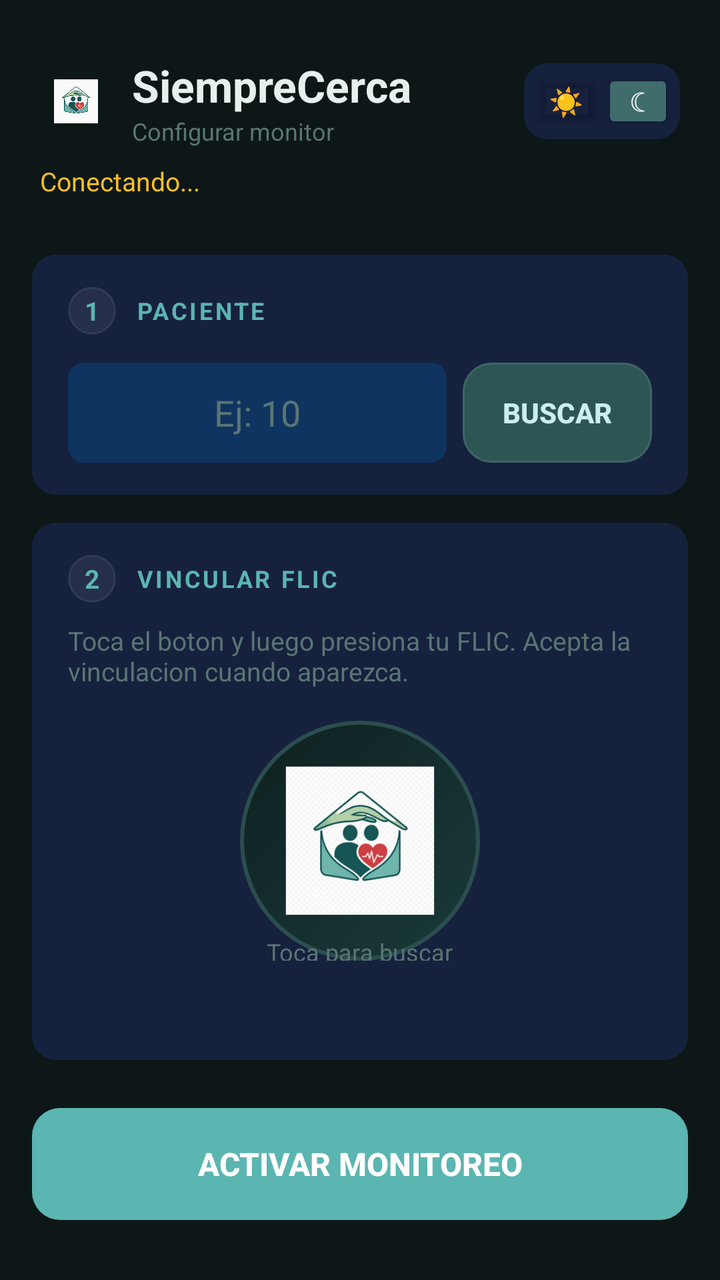
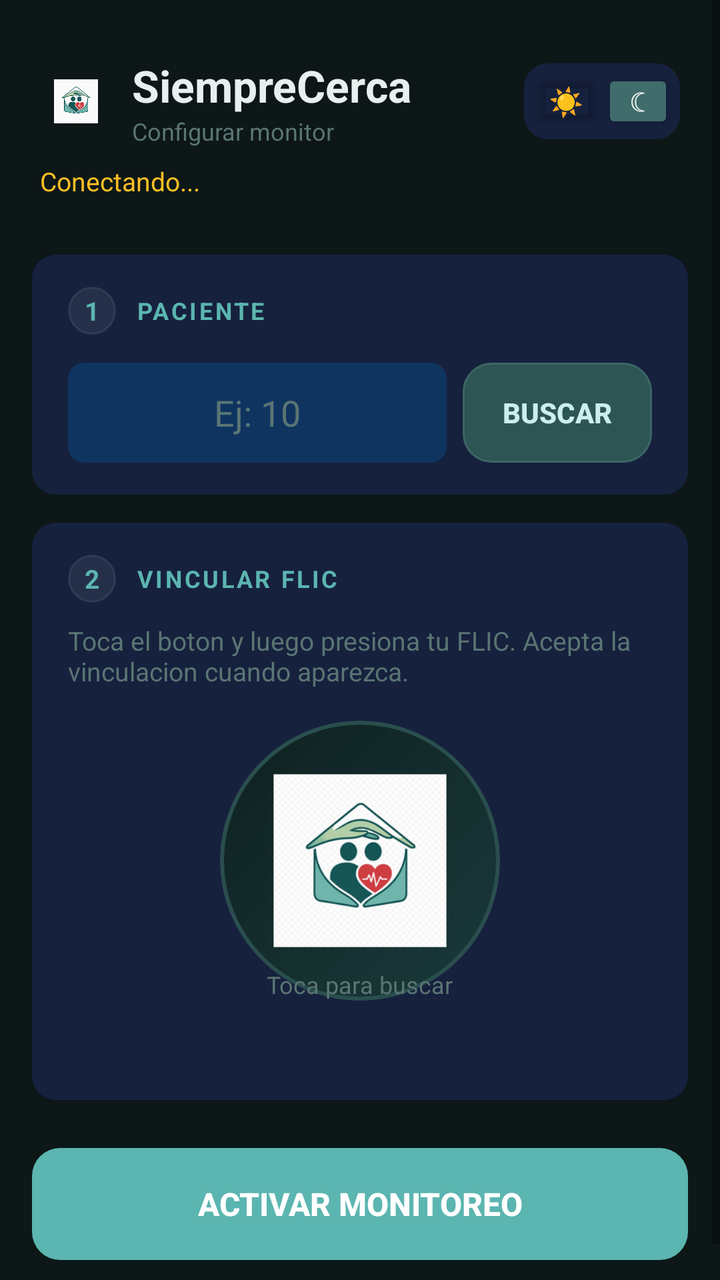

Two renders of the same Android screen: before a commit and after it. Below are the layout's source before the change and the commit's diff.
<!-- AndroidManifest.xml: application theme Theme.SiempreCercaMonitor -->
<!-- res/layout/activity_setup.xml -->
<?xml version="1.0" encoding="utf-8"?>
<ScrollView xmlns:android="http://schemas.android.com/apk/res/android"
    android:id="@+id/setupScroll"
    android:layout_width="match_parent"
    android:layout_height="match_parent"
    android:background="@color/background"
    android:fillViewport="true"
    android:overScrollMode="never">

    <LinearLayout
        android:id="@+id/setupContainer"
        android:layout_width="match_parent"
        android:layout_height="wrap_content"
        android:orientation="vertical"
        android:paddingHorizontal="16dp"
        android:paddingTop="28dp"
        android:paddingBottom="28dp">

        
        <LinearLayout
            android:layout_width="match_parent"
            android:layout_height="wrap_content"
            android:orientation="horizontal"
            android:gravity="center_vertical"
            android:layout_marginBottom="8dp"
            android:paddingHorizontal="4dp">

            <ImageView
                android:id="@+id/ivSetupLogo"
                android:layout_width="36dp"
                android:layout_height="36dp"
                android:src="@mipmap/ic_launcher_foreground"
                android:scaleType="centerCrop"
                android:layout_marginEnd="10dp" />

            <LinearLayout
                android:layout_width="0dp"
                android:layout_weight="1"
                android:layout_height="wrap_content"
                android:orientation="vertical">

                <TextView
                    android:id="@+id/tvSetupTitle"
                    android:layout_width="wrap_content"
                    android:layout_height="wrap_content"
                    android:text="SiempreCerca"
                    android:textSize="22sp"
                    android:textColor="@color/text_primary"
                    android:textStyle="bold" />

                <TextView
                    android:id="@+id/tvSetupSubtitle"
                    android:layout_width="wrap_content"
                    android:layout_height="wrap_content"
                    android:text="Configurar monitor"
                    android:textSize="12sp"
                    android:textColor="@color/text_muted" />
            </LinearLayout>

            
            <LinearLayout
                android:layout_width="wrap_content"
                android:layout_height="wrap_content"
                android:orientation="horizontal"
                android:background="@drawable/card_background"
                android:padding="3dp">

                <Button
                    android:id="@+id/btnSetupThemeLight"
                    android:layout_width="36dp"
                    android:layout_height="32dp"
                    android:text="☀"
                    android:textSize="14sp"
                    android:backgroundTint="@android:color/transparent"
                    android:textColor="@color/text_muted"
                    android:minWidth="0dp"
                    android:minHeight="0dp"
                    android:padding="0dp"
                    android:insetTop="0dp"
                    android:insetBottom="0dp" />

                <Button
                    android:id="@+id/btnSetupThemeDark"
                    android:layout_width="36dp"
                    android:layout_height="32dp"
                    android:text="☾"
                    android:textSize="14sp"
                    android:backgroundTint="@color/primary"
                    android:textColor="@color/text_primary"
                    android:minWidth="0dp"
                    android:minHeight="0dp"
                    android:padding="0dp"
                    android:insetTop="0dp"
                    android:insetBottom="0dp" />
            </LinearLayout>
        </LinearLayout>

        
        <TextView
            android:id="@+id/tvServerStatus"
            android:layout_width="wrap_content"
            android:layout_height="wrap_content"
            android:text="Conectando..."
            android:textSize="13sp"
            android:textColor="@color/warning"
            android:paddingHorizontal="4dp"
            android:layout_marginBottom="28dp" />

        
        <LinearLayout
            android:id="@+id/cardStep1"
            android:layout_width="match_parent"
            android:layout_height="wrap_content"
            android:orientation="vertical"
            android:background="@drawable/card_background"
            android:paddingHorizontal="18dp"
            android:paddingVertical="16dp"
            android:layout_marginBottom="14dp">

            <LinearLayout
                android:layout_width="match_parent"
                android:layout_height="wrap_content"
                android:orientation="horizontal"
                android:gravity="center_vertical"
                android:layout_marginBottom="14dp">

                <TextView
                    android:layout_width="24dp"
                    android:layout_height="24dp"
                    android:text="1"
                    android:textSize="13sp"
                    android:textStyle="bold"
                    android:textColor="@color/primary_light"
                    android:gravity="center"
                    android:background="@drawable/metric_card"
                    android:layout_marginEnd="10dp" />

                <TextView
                    android:id="@+id/tvStep1Label"
                    android:layout_width="wrap_content"
                    android:layout_height="wrap_content"
                    android:text="PACIENTE"
                    android:textSize="12sp"
                    android:textColor="@color/primary_light"
                    android:textStyle="bold"
                    android:letterSpacing="0.1" />
            </LinearLayout>

            <LinearLayout
                android:layout_width="match_parent"
                android:layout_height="wrap_content"
                android:orientation="horizontal"
                android:gravity="center_vertical">

                <EditText
                    android:id="@+id/etClientId"
                    android:layout_width="0dp"
                    android:layout_height="50dp"
                    android:layout_weight="1"
                    android:hint="Ej: 10"
                    android:inputType="number"
                    android:textColor="@color/text_primary"
                    android:textColorHint="@color/text_muted"
                    android:textSize="18sp"
                    android:gravity="center"
                    android:background="@drawable/input_background"
                    android:paddingHorizontal="16dp"
                    android:layout_marginEnd="8dp" />

                <Button
                    android:id="@+id/btnBuscarPaciente"
                    android:layout_width="wrap_content"
                    android:layout_height="50dp"
                    android:text="Buscar"
                    android:textSize="14sp"
                    android:textStyle="bold"
                    android:background="@drawable/btn_primary"
                    android:textColor="#CCEEEE"
                    android:paddingHorizontal="20dp"
                    android:stateListAnimator="@null" />
            </LinearLayout>

            <TextView
                android:id="@+id/tvClientName"
                android:layout_width="wrap_content"
                android:layout_height="wrap_content"
                android:textSize="14sp"
                android:textColor="@color/green"
                android:visibility="gone"
                android:layout_marginTop="12dp" />
        </LinearLayout>

        
        <LinearLayout
            android:id="@+id/cardStep2"
            android:layout_width="match_parent"
            android:layout_height="wrap_content"
            android:orientation="vertical"
            android:background="@drawable/card_background"
            android:paddingHorizontal="18dp"
            android:paddingVertical="16dp"
            android:layout_marginBottom="24dp">

            <LinearLayout
                android:layout_width="match_parent"
                android:layout_height="wrap_content"
                android:orientation="horizontal"
                android:gravity="center_vertical"
                android:layout_marginBottom="10dp">

                <TextView
                    android:layout_width="24dp"
                    android:layout_height="24dp"
                    android:text="2"
                    android:textSize="13sp"
                    android:textStyle="bold"
                    android:textColor="@color/primary_light"
                    android:gravity="center"
                    android:background="@drawable/metric_card"
                    android:layout_marginEnd="10dp" />

                <TextView
                    android:id="@+id/tvStep2Label"
                    android:layout_width="wrap_content"
                    android:layout_height="wrap_content"
                    android:text="VINCULAR FLIC"
                    android:textSize="12sp"
                    android:textColor="@color/primary_light"
                    android:textStyle="bold"
                    android:letterSpacing="0.1" />
            </LinearLayout>

            <TextView
                android:id="@+id/tvScanDesc"
                android:layout_width="wrap_content"
                android:layout_height="wrap_content"
                android:text="Toca el boton y luego presiona tu FLIC. Acepta la vinculacion cuando aparezca."
                android:textSize="13sp"
                android:textColor="@color/text_muted"
                android:layout_marginBottom="16dp" />

            
            <FrameLayout
                android:layout_width="match_parent"
                android:layout_height="wrap_content"
                android:layout_marginBottom="12dp"
                android:gravity="center">

                <ImageView
                    android:id="@+id/btnScan"
                    android:layout_width="120dp"
                    android:layout_height="120dp"
                    android:layout_gravity="center"
                    android:src="@mipmap/ic_launcher_foreground"
                    android:scaleType="centerCrop"
                    android:background="@drawable/btn_scan_circle"
                    android:clickable="true"
                    android:focusable="true"
                    android:contentDescription="Buscar y vincular FLIC" />

                <TextView
                    android:id="@+id/tvScanLabel"
                    android:layout_width="wrap_content"
                    android:layout_height="wrap_content"
                    android:layout_gravity="center_horizontal|bottom"
                    android:text="Toca para buscar"
                    android:textSize="12sp"
                    android:textColor="@color/text_muted"
                    android:layout_marginBottom="-4dp" />
            </FrameLayout>

            <ProgressBar
                android:id="@+id/progressBar"
                android:layout_width="match_parent"
                android:layout_height="3dp"
                style="@style/Widget.AppCompat.ProgressBar.Horizontal"
                android:indeterminate="true"
                android:indeterminateTint="@color/primary_light"
                android:visibility="gone"
                android:layout_marginBottom="8dp" />

            <TextView
                android:id="@+id/tvScanStatus"
                android:layout_width="wrap_content"
                android:layout_height="wrap_content"
                android:text=""
                android:textSize="13sp"
                android:textColor="@color/text_muted"
                android:layout_marginBottom="4dp" />

            <TextView
                android:id="@+id/tvSelectedDevice"
                android:layout_width="wrap_content"
                android:layout_height="wrap_content"
                android:textSize="14sp"
                android:textColor="@color/green"
                android:visibility="gone" />
        </LinearLayout>

        
        <Button
            android:id="@+id/btnSave"
            android:layout_width="match_parent"
            android:layout_height="56dp"
            android:text="Activar monitoreo"
            android:textSize="16sp"
            android:textStyle="bold"
            android:background="@drawable/btn_accent"
            android:textColor="#FFFFFF"
            android:stateListAnimator="@null" />

    </LinearLayout>
</ScrollView>
<!-- resources referenced by this layout -->
<resources>
  <color name="background">#0D1717</color>
  <color name="green">#4ADE80</color>
  <color name="primary">#406C6B</color>
  <color name="primary_light">#5BB5B0</color>
  <color name="text_muted">#5A7574</color>
  <color name="text_primary">#E8F0EF</color>
  <color name="warning">#FBBF24</color>
  <!-- drawable btn_accent (drawable) -->
  <?xml version="1.0" encoding="utf-8"?>
  <ripple xmlns:android="http://schemas.android.com/apk/res/android"
      android:color="#40FFFFFF">
      <item>
          <shape android:shape="rectangle">
              <solid android:color="@color/accent" />
              <corners android:radius="14dp" />
          </shape>
      </item>
  </ripple>
  <!-- drawable btn_primary (drawable) -->
  <?xml version="1.0" encoding="utf-8"?>
  <ripple xmlns:android="http://schemas.android.com/apk/res/android"
      android:color="#30FFFFFF">
      <item>
          <shape android:shape="rectangle">
              <solid android:color="@color/btn_primary" />
              <corners android:radius="14dp" />
              <stroke android:width="1dp" android:color="#3D6665" />
          </shape>
      </item>
  </ripple>
  <!-- drawable btn_scan_circle (drawable) -->
  <?xml version="1.0" encoding="utf-8"?>
  <ripple xmlns:android="http://schemas.android.com/apk/res/android"
      android:color="#40FFFFFF">
      <item>
          <shape android:shape="oval">
              <gradient
                  android:startColor="#1A3A3A"
                  android:endColor="#0F2020"
                  android:angle="135" />
              <stroke android:width="2dp" android:color="#2A4E4E" />
              <size android:width="120dp" android:height="120dp" />
          </shape>
      </item>
  </ripple>
  <!-- drawable card_background (drawable) -->
  <?xml version="1.0" encoding="utf-8"?>
  <shape xmlns:android="http://schemas.android.com/apk/res/android"
      android:shape="rectangle">
      <solid android:color="#16213E" />
      <corners android:radius="12dp" />
  </shape>
  <!-- drawable input_background (drawable) -->
  <?xml version="1.0" encoding="utf-8"?>
  <shape xmlns:android="http://schemas.android.com/apk/res/android"
      android:shape="rectangle">
      <solid android:color="#0F3460" />
      <corners android:radius="8dp" />
  </shape>
  <!-- drawable metric_card (drawable) -->
  <?xml version="1.0" encoding="utf-8"?>
  <shape xmlns:android="http://schemas.android.com/apk/res/android"
      android:shape="rectangle">
      <solid android:color="#10FFFFFF" />
      <corners android:radius="14dp" />
      <stroke android:width="1dp" android:color="#15FFFFFF" />
  </shape>
  <!-- mipmap ic_launcher_foreground: png bitmap (mipmap-hdpi, 16292 bytes) -->
  <style name="Theme.SiempreCercaMonitor" parent="Theme.MaterialComponents.DayNight.NoActionBar">
          <item name="colorPrimary">@color/primary</item>
          <item name="colorPrimaryDark">@color/primary_dark</item>
          <item name="colorAccent">@color/accent</item>
          <item name="android:windowBackground">@color/background</item>
          <item name="android:statusBarColor">@color/background</item>
          <item name="android:navigationBarColor">@color/background</item>
      </style>
  <color name="accent">#5BB5B0</color>
  <color name="btn_primary">#2D5554</color>
  <color name="primary_dark">#2D4F4E</color>
</resources>

<!-- the commit's change to res/layout/activity_setup.xml (unified diff, before → after) -->
@@ -248,12 +248,13 @@
 
                 <ImageView
                     android:id="@+id/btnScan"
-                    android:layout_width="120dp"
-                    android:layout_height="120dp"
+                    android:layout_width="140dp"
+                    android:layout_height="140dp"
                     android:layout_gravity="center"
                     android:src="@mipmap/ic_launcher_foreground"
-                    android:scaleType="centerCrop"
+                    android:scaleType="fitCenter"
                     android:background="@drawable/btn_scan_circle"
+                    android:clipToOutline="true"
                     android:clickable="true"
                     android:focusable="true"
                     android:contentDescription="Buscar y vincular FLIC" />
@@ -265,8 +266,7 @@
                     android:layout_gravity="center_horizontal|bottom"
                     android:text="Toca para buscar"
                     android:textSize="12sp"
-                    android:textColor="@color/text_muted"
-                    android:layout_marginBottom="-4dp" />
+                    android:textColor="@color/text_muted" />
             </FrameLayout>
 
             <ProgressBar
<!-- resource entries referenced after the edit -->
@@ -41,7 +41,7 @@
                   android:endColor="#0F2020"
                   android:angle="135" />
               <stroke android:width="2dp" android:color="#2A4E4E" />
-              <size android:width="120dp" android:height="120dp" />
+              <size android:width="140dp" android:height="140dp" />
           </shape>
       </item>
   </ripple>
